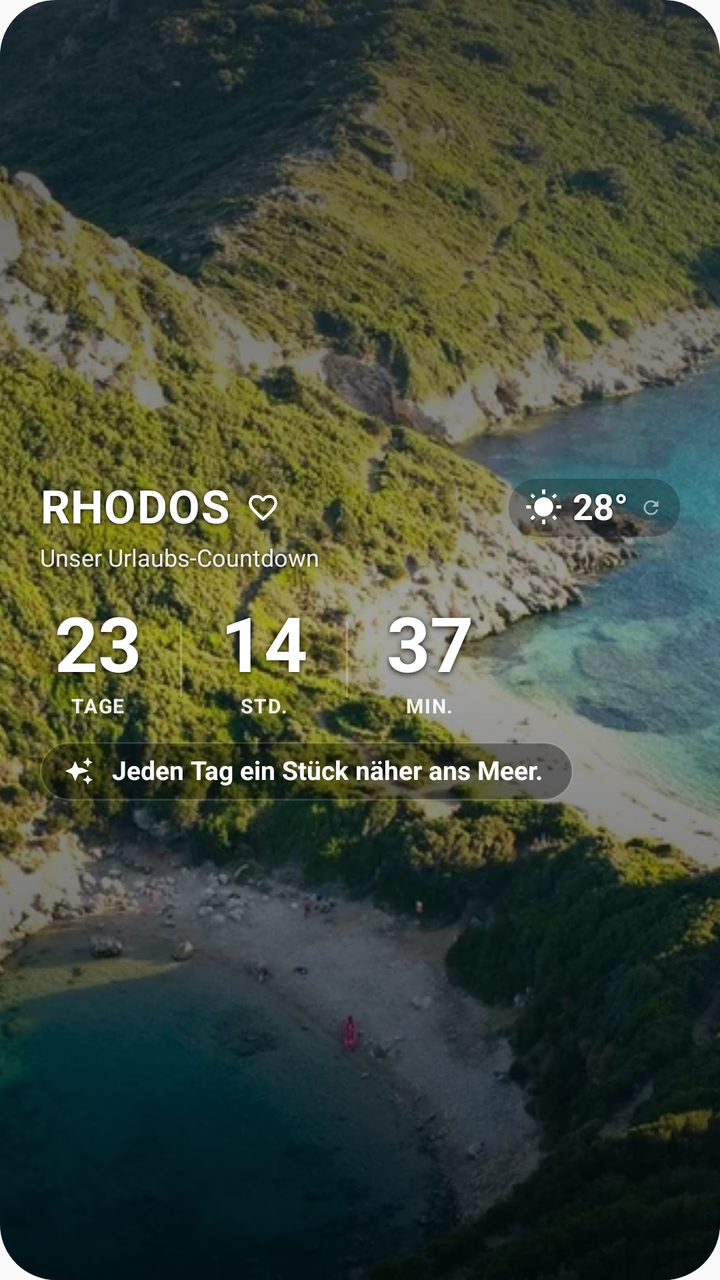
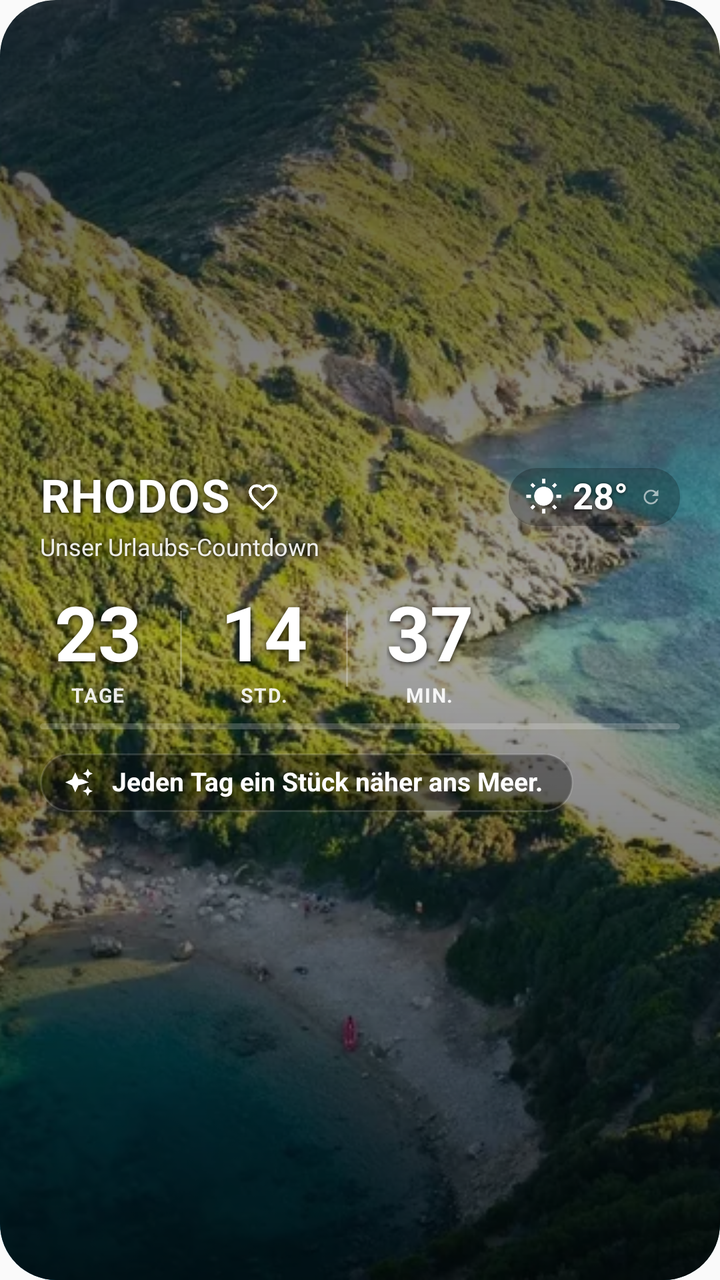

Screens rendered from an Android XML layout before and after an edit, with the pre-edit source and the edit as a unified diff.
<!-- AndroidManifest.xml: application theme Theme.RhodosWidget -->
<!-- res/layout/rhodos_countdown_widget_large.xml -->
<?xml version="1.0" encoding="utf-8"?>
<FrameLayout xmlns:android="http://schemas.android.com/apk/res/android"
    android:id="@+id/widget_root"
    android:layout_width="match_parent"
    android:layout_height="match_parent"
    android:background="@drawable/widget_rhodos_background"
    android:clipToOutline="true">

    <ImageView
        android:id="@+id/widget_background_image"
        android:layout_width="match_parent"
        android:layout_height="match_parent"
        android:contentDescription="@string/widget_background_description"
        android:scaleType="centerCrop"
        android:src="@drawable/prasonisi_rhodes_023" />

    <LinearLayout
        android:layout_width="match_parent"
        android:layout_height="match_parent"
        android:background="@drawable/widget_readability_overlay_4x2"
        android:gravity="center_vertical"
        android:orientation="vertical"
        android:paddingLeft="20dp"
        android:paddingTop="14dp"
        android:paddingRight="20dp"
        android:paddingBottom="14dp">

        
        <LinearLayout
            android:layout_width="match_parent"
            android:layout_height="wrap_content"
            android:gravity="center_vertical"
            android:orientation="horizontal">

            <TextView
                android:id="@+id/widget_large_title"
                android:layout_width="wrap_content"
                android:layout_height="wrap_content"
                android:includeFontPadding="false"
                android:letterSpacing="0.02"
                android:shadowColor="#CC000000"
                android:shadowDx="0"
                android:shadowDy="1"
                android:shadowRadius="6"
                android:text="@string/widget_large_title"
                android:textColor="@android:color/white"
                android:textSize="23sp"
                android:textStyle="bold" />

            <ImageView
                android:id="@+id/widget_heart"
                android:layout_width="17dp"
                android:layout_height="17dp"
                android:layout_marginLeft="8dp"
                android:contentDescription="@string/widget_favorite_description"
                android:src="@drawable/ic_heart_outline" />

            <TextView
                android:layout_width="0dp"
                android:layout_height="wrap_content"
                android:layout_weight="1"
                android:text="" />

            <LinearLayout
                android:id="@+id/widget_weather_pill"
                android:layout_width="wrap_content"
                android:layout_height="wrap_content"
                android:background="@drawable/widget_weather_pill_background"
                android:gravity="center_vertical"
                android:orientation="horizontal"
                android:paddingLeft="8dp"
                android:paddingTop="4dp"
                android:paddingRight="9dp"
                android:paddingBottom="4dp">

                <ImageView
                    android:id="@+id/widget_weather_icon"
                    android:layout_width="19dp"
                    android:layout_height="19dp"
                    android:layout_marginRight="5dp"
                    android:contentDescription="@string/widget_weather_description"
                    android:src="@drawable/ic_sun" />

                <TextView
                    android:id="@+id/widget_weather_temp"
                    android:layout_width="wrap_content"
                    android:layout_height="wrap_content"
                    android:includeFontPadding="false"
                    android:shadowColor="#CC000000"
                    android:shadowDx="0"
                    android:shadowDy="1"
                    android:shadowRadius="5"
                    android:text="@string/widget_weather_temp"
                    android:textColor="@android:color/white"
                    android:textSize="18sp"
                    android:textStyle="bold" />

                <ImageView
                    android:id="@+id/widget_refresh_icon"
                    android:layout_width="11dp"
                    android:layout_height="11dp"
                    android:layout_marginLeft="6dp"
                    android:alpha="0.58"
                    android:contentDescription="@string/widget_refresh_description"
                    android:src="@drawable/ic_refresh_subtle" />
            </LinearLayout>
        </LinearLayout>

        <TextView
            android:id="@+id/widget_subtitle"
            android:layout_width="wrap_content"
            android:layout_height="wrap_content"
            android:layout_marginTop="2dp"
            android:shadowColor="#CC000000"
            android:shadowDx="0"
            android:shadowDy="1"
            android:shadowRadius="6"
            android:text="@string/widget_subtitle"
            android:textColor="#E6FFFFFF"
            android:textSize="12sp" />

        
        <LinearLayout
            android:id="@+id/widget_countdown_row"
            android:layout_width="wrap_content"
            android:layout_height="wrap_content"
            android:layout_marginTop="14dp"
            android:gravity="center_vertical"
            android:orientation="horizontal">

            <LinearLayout
                android:layout_width="wrap_content"
                android:layout_height="wrap_content"
                android:gravity="center_horizontal"
                android:minWidth="58dp"
                android:orientation="vertical">

                <TextView
                    android:id="@+id/widget_days"
                    android:layout_width="wrap_content"
                    android:layout_height="wrap_content"
                    android:includeFontPadding="false"
                    android:maxLines="1"
                    android:shadowColor="#CC000000"
                    android:shadowDx="0"
                    android:shadowDy="2"
                    android:shadowRadius="7"
                    android:text="23"
                    android:textColor="@android:color/white"
                    android:textSize="38sp"
                    android:textStyle="bold" />

                <TextView
                    android:layout_width="wrap_content"
                    android:layout_height="wrap_content"
                    android:layout_marginTop="2dp"
                    android:includeFontPadding="false"
                    android:letterSpacing="0.06"
                    android:text="@string/widget_days_label"
                    android:textColor="#E6FFFFFF"
                    android:textSize="10sp"
                    android:textStyle="bold" />
            </LinearLayout>

            <ImageView
                android:layout_width="1dp"
                android:layout_height="38dp"
                android:layout_marginLeft="12dp"
                android:layout_marginRight="12dp"
                android:background="#40FFFFFF"
                android:contentDescription="@null" />

            <LinearLayout
                android:layout_width="wrap_content"
                android:layout_height="wrap_content"
                android:gravity="center_horizontal"
                android:minWidth="58dp"
                android:orientation="vertical">

                <TextView
                    android:id="@+id/widget_hours"
                    android:layout_width="wrap_content"
                    android:layout_height="wrap_content"
                    android:includeFontPadding="false"
                    android:maxLines="1"
                    android:shadowColor="#CC000000"
                    android:shadowDx="0"
                    android:shadowDy="2"
                    android:shadowRadius="7"
                    android:text="14"
                    android:textColor="@android:color/white"
                    android:textSize="38sp"
                    android:textStyle="bold" />

                <TextView
                    android:layout_width="wrap_content"
                    android:layout_height="wrap_content"
                    android:layout_marginTop="2dp"
                    android:includeFontPadding="false"
                    android:letterSpacing="0.06"
                    android:text="@string/widget_hours_label"
                    android:textColor="#E6FFFFFF"
                    android:textSize="10sp"
                    android:textStyle="bold" />
            </LinearLayout>

            <ImageView
                android:layout_width="1dp"
                android:layout_height="38dp"
                android:layout_marginLeft="12dp"
                android:layout_marginRight="12dp"
                android:background="#40FFFFFF"
                android:contentDescription="@null" />

            <LinearLayout
                android:layout_width="wrap_content"
                android:layout_height="wrap_content"
                android:gravity="center_horizontal"
                android:minWidth="58dp"
                android:orientation="vertical">

                <TextView
                    android:id="@+id/widget_minutes"
                    android:layout_width="wrap_content"
                    android:layout_height="wrap_content"
                    android:includeFontPadding="false"
                    android:maxLines="1"
                    android:shadowColor="#CC000000"
                    android:shadowDx="0"
                    android:shadowDy="2"
                    android:shadowRadius="7"
                    android:text="37"
                    android:textColor="@android:color/white"
                    android:textSize="38sp"
                    android:textStyle="bold" />

                <TextView
                    android:layout_width="wrap_content"
                    android:layout_height="wrap_content"
                    android:layout_marginTop="2dp"
                    android:includeFontPadding="false"
                    android:letterSpacing="0.06"
                    android:text="@string/widget_minutes_label"
                    android:textColor="#E6FFFFFF"
                    android:textSize="10sp"
                    android:textStyle="bold" />
            </LinearLayout>
        </LinearLayout>

        
        <TextView
            android:id="@+id/widget_arrival_message"
            android:layout_width="wrap_content"
            android:layout_height="wrap_content"
            android:layout_marginTop="12dp"
            android:includeFontPadding="false"
            android:shadowColor="#CC000000"
            android:shadowDx="0"
            android:shadowDy="2"
            android:shadowRadius="7"
            android:text="@string/widget_arrival_message"
            android:textColor="@android:color/white"
            android:textSize="27sp"
            android:textStyle="bold"
            android:visibility="gone" />

        <TextView
            android:id="@+id/widget_vacation_subtitle"
            android:layout_width="wrap_content"
            android:layout_height="wrap_content"
            android:layout_marginTop="4dp"
            android:includeFontPadding="false"
            android:shadowColor="#CC000000"
            android:shadowDx="0"
            android:shadowDy="1"
            android:shadowRadius="5"
            android:text="@string/widget_vacation_line2"
            android:textColor="#E6FFFFFF"
            android:textSize="15sp"
            android:visibility="gone" />

        
        <LinearLayout
            android:id="@+id/widget_phrase_container"
            android:layout_width="wrap_content"
            android:layout_height="wrap_content"
            android:layout_marginTop="12dp"
            android:background="@drawable/widget_date_chip_background"
            android:gravity="center_vertical"
            android:orientation="horizontal"
            android:paddingLeft="12dp"
            android:paddingTop="7dp"
            android:paddingRight="15dp"
            android:paddingBottom="7dp">

            <ImageView
                android:layout_width="15dp"
                android:layout_height="15dp"
                android:layout_marginRight="9dp"
                android:contentDescription="@string/widget_phrase_description"
                android:src="@drawable/ic_sparkle" />

            <TextView
                android:id="@+id/widget_phrase_value"
                android:layout_width="wrap_content"
                android:layout_height="wrap_content"
                android:includeFontPadding="false"
                android:maxLines="1"
                android:text="@string/widget_phrase"
                android:textColor="@android:color/white"
                android:textSize="13sp"
                android:textStyle="bold" />
        </LinearLayout>
    </LinearLayout>
</FrameLayout>
<!-- resources referenced by this layout -->
<resources>
  <!-- drawable ic_refresh_subtle (drawable) -->
  <vector xmlns:android="http://schemas.android.com/apk/res/android"
      android:width="24dp"
      android:height="24dp"
      android:viewportWidth="24"
      android:viewportHeight="24">
      <path
          android:fillColor="#FFFFFFFF"
          android:pathData="M17.65,6.35C16.2,4.9 14.21,4 12,4c-4.42,0 -7.99,3.58 -7.99,8s3.57,8 7.99,8c3.73,0 6.84,-2.55 7.73,-6h-2.08c-0.82,2.33 -3.04,4 -5.65,4c-3.31,0 -6,-2.69 -6,-6s2.69,-6 6,-6c1.66,0 3.14,0.69 4.22,1.78L13,11h7V4z" />
  </vector>
  <!-- drawable ic_sparkle (drawable) -->
  <vector xmlns:android="http://schemas.android.com/apk/res/android"
      android:width="24dp"
      android:height="24dp"
      android:viewportWidth="24"
      android:viewportHeight="24">
      <path
          android:fillColor="#FFFFFFFF"
          android:pathData="M19,9l1.25,-2.75L23,5l-2.75,-1.25L19,1l-1.25,2.75L15,5l2.75,1.25L19,9zM11.5,9.5L9,4 6.5,9.5 1,12l5.5,2.5L9,20l2.5,-5.5L20,12l-5.5,-2.5zM19,15l-1.25,2.75L15,19l2.75,1.25L19,23l1.25,-2.75L23,19l-2.75,-1.25L19,15z" />
  </vector>
  <!-- drawable widget_date_chip_background (drawable) -->
  <?xml version="1.0" encoding="utf-8"?>
  <shape xmlns:android="http://schemas.android.com/apk/res/android">
      <solid android:color="#59000000" />
      <corners android:radius="15dp" />
      <stroke
          android:width="1dp"
          android:color="#24FFFFFF" />
  </shape>
  <!-- drawable widget_rhodos_background (drawable) -->
  <?xml version="1.0" encoding="utf-8"?>
  <shape xmlns:android="http://schemas.android.com/apk/res/android">
      <corners android:radius="28dp" />
      <gradient
          android:angle="135"
          android:centerColor="#3F86B5"
          android:endColor="#D58B4A"
          android:startColor="#174760"
          android:type="linear" />
  </shape>
  <!-- drawable widget_weather_pill_background (drawable) -->
  <?xml version="1.0" encoding="utf-8"?>
  <shape xmlns:android="http://schemas.android.com/apk/res/android">
      <solid android:color="#40000000" />
      <corners android:radius="14dp" />
  </shape>
  <string name="widget_arrival_message">Es ist soweit!</string>
  <string name="widget_background_description">Rhodos-Bild</string>
  <string name="widget_days_label">TAGE</string>
  <string name="widget_favorite_description">Favorit</string>
  <string name="widget_hours_label">STD.</string>
  <string name="widget_large_title">RHODOS</string>
  <string name="widget_minutes_label">MIN.</string>
  <string name="widget_phrase">Jeden Tag ein Stück näher ans Meer.</string>
  <string name="widget_phrase_description">Spruch des Tages</string>
  <string name="widget_refresh_description">Wetter aktualisieren</string>
  <string name="widget_subtitle">Unser Urlaubs-Countdown</string>
  <string name="widget_vacation_line2">Genießt jeden Augenblick.</string>
  <string name="widget_weather_description">Wetter</string>
  <string name="widget_weather_temp">28°</string>
  <style name="Theme.RhodosWidget" parent="android:Theme.Material.Light.NoActionBar" />
  <!-- unchanged entries left out for length: 4 -->
</resources>

<!-- the commit's change to res/layout/rhodos_countdown_widget_large.xml (unified diff, before → after) -->
@@ -246,6 +246,16 @@
                     android:textStyle="bold" />
             </LinearLayout>
         </LinearLayout>
+
+        
+        <ProgressBar
+            android:id="@+id/widget_progress_bar"
+            style="@android:style/Widget.ProgressBar.Horizontal"
+            android:layout_width="match_parent"
+            android:layout_height="3dp"
+            android:layout_marginTop="8dp"
+            android:max="1000"
+            android:progressDrawable="@drawable/widget_progress_drawable" />
 
         
         <TextView
<!-- resource entries referenced after the edit -->
@@ -29,6 +29,24 @@
           android:width="1dp"
           android:color="#24FFFFFF" />
   </shape>
+  <!-- drawable widget_progress_drawable (drawable) -->
+  <?xml version="1.0" encoding="utf-8"?>
+  <layer-list xmlns:android="http://schemas.android.com/apk/res/android">
+      <item android:id="@android:id/background">
+          <shape>
+              <solid android:color="#33FFFFFF" />
+              <corners android:radius="2dp" />
+          </shape>
+      </item>
+      <item android:id="@android:id/progress">
+          <clip>
+              <shape>
+                  <solid android:color="#CCFFFFFF" />
+                  <corners android:radius="2dp" />
+              </shape>
+          </clip>
+      </item>
+  </layer-list>
   <!-- drawable widget_rhodos_background (drawable) -->
   <?xml version="1.0" encoding="utf-8"?>
   <shape xmlns:android="http://schemas.android.com/apk/res/android">
